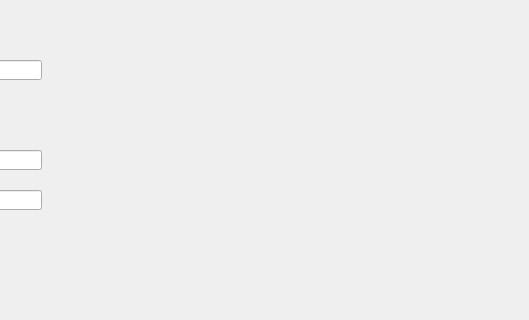
First picture: the form in UI.ui, repository Jeff92316046/stock_scrapying_and_database, before the edit; both pictures show x 271 to 800 and y 0 to 320 of the 800 by 600 pixel window.
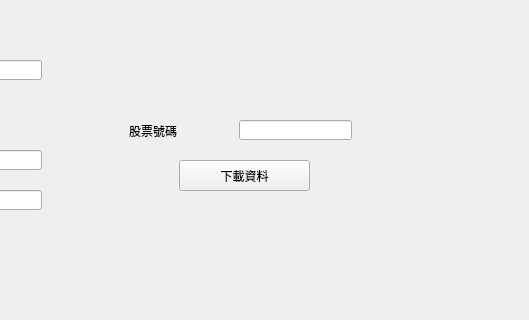
Second picture: the form after the edit.

The edit to the form file:
```diff
--- a/UI.ui
+++ b/UI.ui
@@ -109,6 +109,45 @@
      <string>蒐集資料</string>
     </property>
    </widget>
+   <widget class="QLineEdit" name="lineEdit_4">
+    <property name="geometry">
+     <rect>
+      <x>510</x>
+      <y>120</y>
+      <width>113</width>
+      <height>20</height>
+     </rect>
+    </property>
+    <property name="text">
+     <string/>
+    </property>
+   </widget>
+   <widget class="QLabel" name="label_4">
+    <property name="geometry">
+     <rect>
+      <x>400</x>
+      <y>120</y>
+      <width>81</width>
+      <height>21</height>
+     </rect>
+    </property>
+    <property name="text">
+     <string>股票號碼</string>
+    </property>
+   </widget>
+   <widget class="QPushButton" name="pushButton_3">
+    <property name="geometry">
+     <rect>
+      <x>450</x>
+      <y>160</y>
+      <width>131</width>
+      <height>31</height>
+     </rect>
+    </property>
+    <property name="text">
+     <string>下載資料</string>
+    </property>
+   </widget>
   </widget>
   <widget class="QMenuBar" name="menubar">
    <property name="geometry">
```
